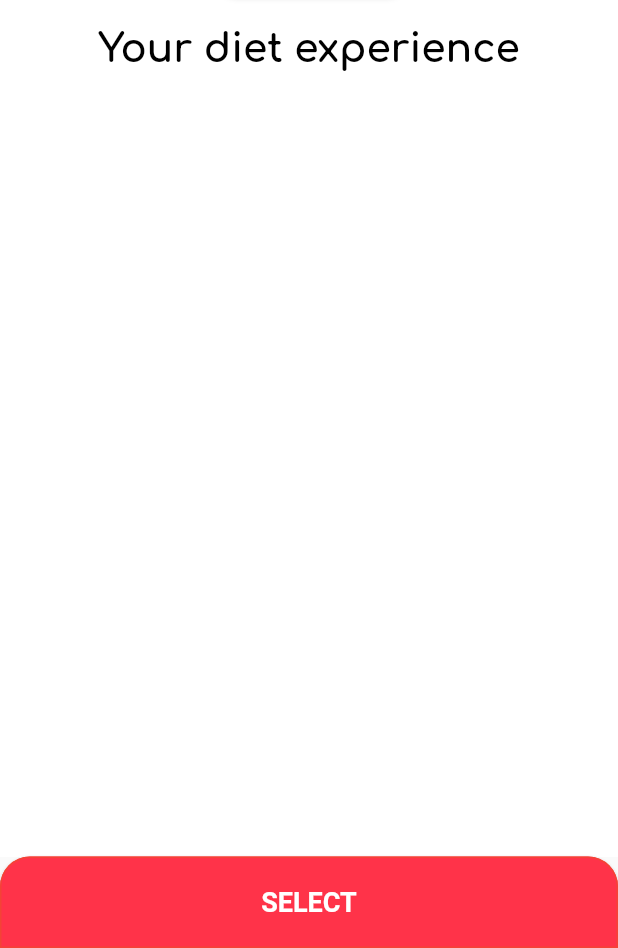
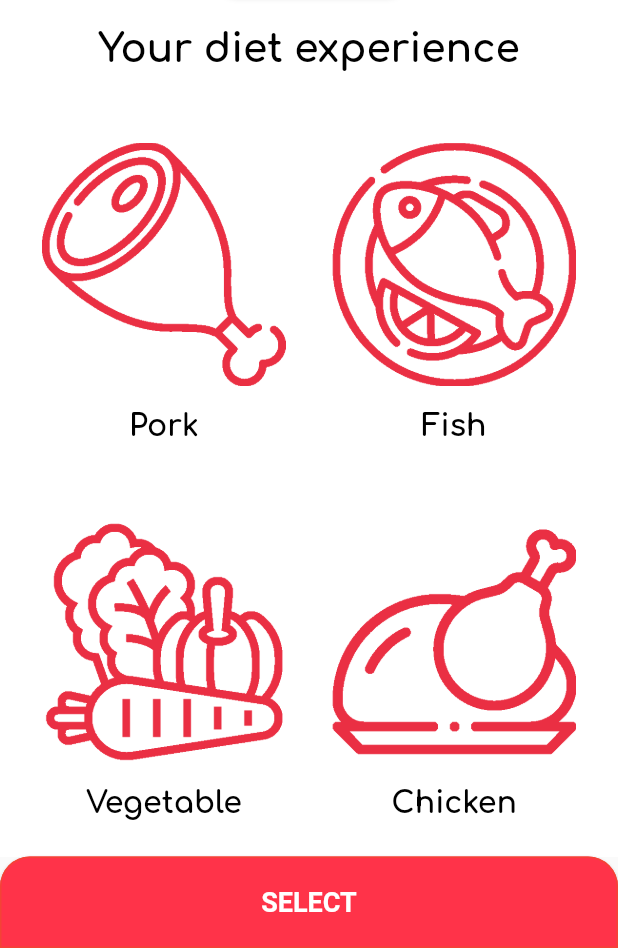
Before and after one commit to ryanjacobpitogo/sp-elec-finals, a Flutter app: the DietDetailsScreen screen opened directly, on a phone screen of 412 x 824 dp, the part 288-1236 px from its top. Run offline on Flutter 3.47's test engine with Material 2 defaults, Android fonts, the light colour scheme and no system bars; our stand-ins replace google_fonts.

Commit message:
Implemented routes Login to Diet Details; UI for Diet Details. Diet Details UI needs to be fixed.

```diff
--- a/healthily_app/lib/constants.dart
+++ b/healthily_app/lib/constants.dart
@@ -69,5 +69,12 @@ TextEditingController passController = TextEditingController();
 //Login Data
 
 //Diet Details Data
-
+ List<Map<String, dynamic>> tagsList = [
+    {"id": 1, "tag": "Pork", "image": Image.asset("assets/tag_meat.png")},
+    {"id": 2, "tag": "Fish", "image": Image.asset("assets/tag_fish.png")},
+    {"id": 3, "tag": "Vegetable", "image": Image.asset("assets/tag_vegetable.png")},
+    {"id": 4, "tag": "Chicken", "image": Image.asset("assets/tag_turkey.png")},
+    {"id": 5, "tag": "No Milk", "image": Image.asset("assets/tag_milk.png")},
+    {"id": 6, "tag": "No Sugar", "image": Image.asset("assets/tag_sugar.png")},
+];
 //Data list
--- /dev/null
+++ b/healthily_app/lib/screens/diet_details_page/dietTags.dart
@@ -0,0 +1,39 @@
+import 'package:flutter/material.dart';
+import 'package:google_fonts/google_fonts.dart';
+import 'package:healthily_app/components/title_text.dart';
+import 'package:healthily_app/constants.dart';
+
+class DietTags extends StatefulWidget {
+  const DietTags({super.key, required this.onPress, required this.label, required this.icon});
+
+  final Function() onPress;
+  final String label;
+  final Widget icon;
+
+  @override
+  State<DietTags> createState() => _DietTagsState();
+}
+
+class _DietTagsState extends State<DietTags> {
+  @override
+  Widget build(BuildContext context) {
+    return Expanded(
+      child: TextButton(
+        style: TextButton.styleFrom(
+          backgroundColor: Colors.white,
+        ),
+        onPressed: widget.onPress,
+        child: Padding(
+          padding: const EdgeInsets.only(top: 0),
+          child: Column(
+            children: [
+              widget.icon,
+              SizedBox(height: 15,),
+              TitleText(label: widget.label, clr: clrBlack, fntSize: 20)
+            ],
+          ),
+        ),
+      )
+    );
+  }
+}
--- a/healthily_app/lib/screens/diet_details_page/diet_details_screen.dart
+++ b/healthily_app/lib/screens/diet_details_page/diet_details_screen.dart
@@ -2,6 +2,7 @@ import 'package:flutter/material.dart';
 import 'package:healthily_app/components/singular_botm_nav.dart';
 import 'package:healthily_app/components/title_text.dart';
 import 'package:healthily_app/main.dart';
+import 'package:healthily_app/screens/diet_details_page/dietTags.dart';
 //import 'package:healthily_app/components/title_text.dart';
 import '../../components/logo.dart';
 import '../../constants.dart';
@@ -35,9 +36,27 @@ class DietDetailsScreen extends StatelessWidget {
                       decoration: boxDecorContainer,
                       child: Column(
                         mainAxisAlignment: MainAxisAlignment.center,
-                        children: const [
-                          SizedBox(height: 40,),
-                          TitleText(label: "Your diet experience", clr: clrBlack, fntSize: 26),
+                        crossAxisAlignment: CrossAxisAlignment.center,
+                        children:  <Widget>[
+                          const SizedBox(height: 40,),
+                          const TitleText(label: "Your diet experience", clr: clrBlack, fntSize: 26),
+                          const SizedBox(height: 40,),
+                            SizedBox(
+                              height: 700,
+                              width: double.infinity,
+                                child: GridView.count(
+                                  physics: const ScrollPhysics(),
+
+                                  crossAxisCount: 2,
+                                  crossAxisSpacing: 15,
+                                  mainAxisSpacing: 30,
+                                  childAspectRatio: (5.0 / 6.2),
+                                  children:
+                                    tagsList.map((element) => DietTags(label: element['tag'], icon: element['image'], onPress: (){},)).toList(),
+                                ),
+                              ),
+
+
                         ],
                       ),
                     ),
--- a/healthily_app/lib/screens/login_page/login_container.dart
+++ b/healthily_app/lib/screens/login_page/login_container.dart
@@ -6,8 +6,7 @@ import '../../components/title_text.dart';
 
 class LoginContainer extends StatelessWidget {
   const LoginContainer({
-    Key? key,
-  }) : super(key: key);
+    Key? key}) : super(key: key);
 
   @override
   Widget build(BuildContext context) {
@@ -33,7 +32,7 @@ class LoginContainer extends StatelessWidget {
           const SizedBox(height: 15),
           const InputField(label: 'password'),
           const SizedBox(height: 15),
-          LoginButton(label: "LOG IN", clr: clrLightRed, onPress: (){}, icon: const SizedBox(height: 0)),
+          LoginButton(label: "LOG IN", clr: clrLightRed, onPress: ()=>{Navigator.pushNamed(context, '/DietDetails')}, icon: const SizedBox(height: 0)),
           const SizedBox(height: 15),
           LoginButton(label: " FACEBOOK", clr: clrCyanBlue, onPress: (){}, icon: loginFacebookIcon),
           const SizedBox(height: 15),
```
Also changed, not shown: healthily_app/lib/main.dart (+10 -20 lines), healthily_app/assets/tag_fish.png (added), healthily_app/assets/tag_meat.png (added), healthily_app/assets/tag_milk.png (added), healthily_app/assets/tag_sugar.png (added), healthily_app/assets/tag_turkey.png (added), healthily_app/assets/tag_vegetable.png (added).
